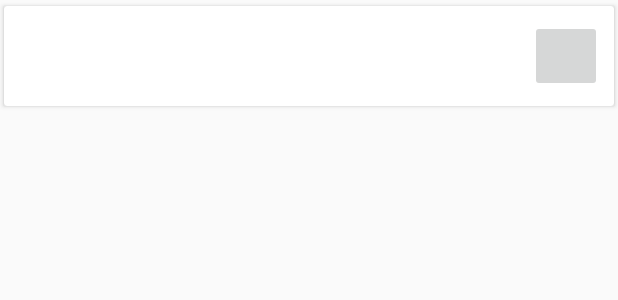
After one commit to janclarin/code-app, an Android app: the layout list_item_interest_field.xml on its own in the app's theme, with its tools: preview values and no code run, on a phone screen of 412 x 824 dp. The commit adds this screen. Shown: the top 300 px of the screen. Run offline under Robolectric (Android 15) with nearby library versions, the phone set to English and light mode, and no system bars.

Commit message:
start career path list.

```diff
--- /dev/null
+++ b/app/src/main/res/layout/list_item_interest_field.xml
@@ -0,0 +1,49 @@
+<?xml version="1.0" encoding="utf-8"?>
+<android.support.v7.widget.CardView xmlns:android="http://schemas.android.com/apk/res/android"
+    xmlns:card_view="http://schemas.android.com/apk/res-auto"
+    android:layout_width="match_parent"
+    android:layout_height="wrap_content"
+    android:padding="4dp"
+    card_view:cardCornerRadius="2dp"
+    card_view:cardUseCompatPadding="true">
+
+    <RelativeLayout
+        android:layout_width="match_parent"
+        android:layout_height="wrap_content"
+        android:layout_centerVertical="true"
+        android:padding="8dp">
+
+        <ImageButton
+            android:id="@+id/btn_star"
+            android:layout_width="48dp"
+            android:layout_height="48dp"
+            android:layout_alignParentEnd="true"
+            android:layout_alignParentRight="true"
+            android:layout_centerVertical="true"
+            android:contentDescription="@string/description_btn_star" />
+
+        <TextView
+            android:id="@+id/tv_field_of_interest"
+            android:layout_width="0dp"
+            android:layout_height="wrap_content"
+            android:layout_alignParentLeft="true"
+            android:layout_alignParentStart="true"
+            android:layout_toLeftOf="@id/btn_star"
+            android:layout_toStartOf="@id/btn_star"
+            android:fontFamily="sans-serif-medium"
+            android:singleLine="true"
+            android:textSize="20sp" />
+
+        <TextView
+            android:id="@+id/tv_average_tuition"
+            android:layout_width="0dp"
+            android:layout_height="wrap_content"
+            android:layout_alignEnd="@id/tv_field_of_interest"
+            android:layout_alignLeft="@id/tv_field_of_interest"
+            android:layout_alignRight="@id/tv_field_of_interest"
+            android:layout_alignStart="@id/tv_field_of_interest"
+            android:layout_below="@id/tv_field_of_interest"
+            android:layout_marginTop="4dp"
+            android:singleLine="true" />
+    </RelativeLayout>
+</android.support.v7.widget.CardView>
--- a/app/src/main/res/values/strings.xml
+++ b/app/src/main/res/values/strings.xml
@@ -7,4 +7,5 @@
 <!-- TODO: Remove or change this placeholder text -->
     <string name="hello_blank_fragment">Hello blank fragment</string>
     <string name="title_activity_career_path_detail">CareerPathDetailActivity</string>
+    <string name="description_btn_star">Star button</string>
 </resources>
```
Also changed, not shown: app/src/main/java/com/wendiesel/myapplication/fragment/ListCareerPathFragment.java (+87 -0 lines), app/src/main/res/layout/list_item_career_path.xml (deleted, +0 -25 lines).
